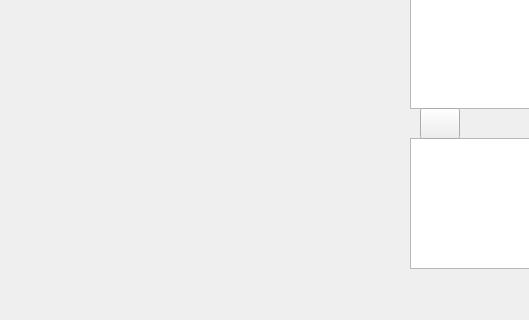
Before: the Qt Designer form mainwindow.ui in jammgit/Chat, drawn with Qt 5; both pictures show x 0 to 529 and y 312 to 632 of the 1008 by 632 pixel window.
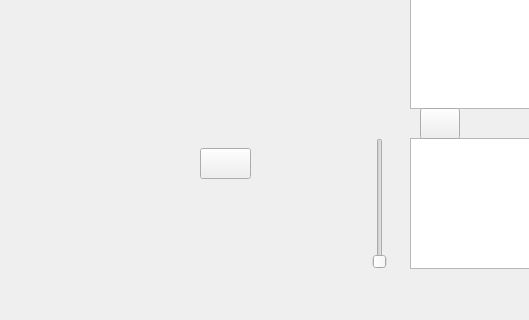
After: the same form once the commit is applied. Icons and pictures are not drawn. Custom widgets are drawn as their Qt base class.

```diff
--- a/mainwindow.ui
+++ b/mainwindow.ui
@@ -143,6 +143,12 @@
       <height>131</height>
      </rect>
     </property>
+    <property name="sizePolicy">
+     <sizepolicy hsizetype="Preferred" vsizetype="Preferred">
+      <horstretch>0</horstretch>
+      <verstretch>0</verstretch>
+     </sizepolicy>
+    </property>
     <property name="text">
      <string/>
     </property>
@@ -296,6 +302,42 @@
      <enum>Qt::PlainText</enum>
     </property>
    </widget>
+   <widget class="QPushButton" name="BTN_VIDEO">
+    <property name="geometry">
+     <rect>
+      <x>200</x>
+      <y>460</y>
+      <width>51</width>
+      <height>31</height>
+     </rect>
+    </property>
+    <property name="text">
+     <string/>
+    </property>
+    <property name="icon">
+     <iconset resource="picture.qrc">
+      <normaloff>:/src/closevideo.png</normaloff>:/src/closevideo.png</iconset>
+    </property>
+    <property name="iconSize">
+     <size>
+      <width>50</width>
+      <height>48</height>
+     </size>
+    </property>
+   </widget>
+   <widget class="QSlider" name="SLIDER_VOICE">
+    <property name="geometry">
+     <rect>
+      <x>370</x>
+      <y>450</y>
+      <width>19</width>
+      <height>131</height>
+     </rect>
+    </property>
+    <property name="orientation">
+     <enum>Qt::Vertical</enum>
+    </property>
+   </widget>
   </widget>
  </widget>
  <layoutdefault spacing="6" margin="11"/>
```
Left out of the diff: 7 changed lines with no effect on the pictures.
